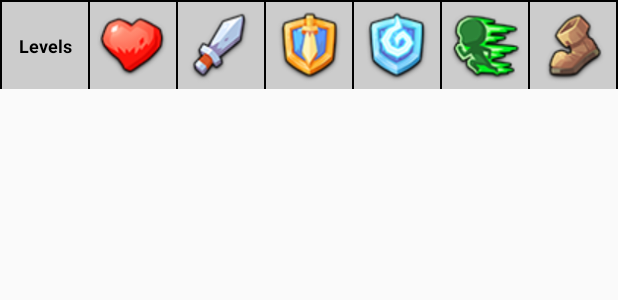
After one commit to cnkaptan/TMonsterWiki, an Android app: the layout item_layout_levels_header.xml on its own in the app's theme, with its tools: preview values and no code run, on a phone screen of 412 x 824 dp. The commit adds this screen. Shown: the top 300 px of the screen. Run offline under Robolectric (Android 15) with nearby library versions, the phone set to English and light mode, and no system bars; network calls fail.

Commit message:
Table implementation is changed

```diff
--- /dev/null
+++ b/app/src/main/res/drawable/table_divider.xml
@@ -0,0 +1,7 @@
+<?xml version="1.0" encoding="utf-8"?>
+<shape xmlns:android="http://schemas.android.com/apk/res/android"
+       android:shape="rectangle">
+    <size android:height="1dp" />
+    <size android:width="1dp" />
+    <solid android:color="@android:color/black" />
+</shape>
--- /dev/null
+++ b/app/src/main/res/layout/item_layout_levels_header.xml
@@ -0,0 +1,81 @@
+<?xml version="1.0" encoding="utf-8"?>
+
+<LinearLayout
+        xmlns:android="http://schemas.android.com/apk/res/android"
+        android:layout_width="match_parent"
+        android:layout_height="wrap_content"
+        android:orientation="vertical">
+
+    <View android:layout_width="match_parent"
+          android:layout_height="1dp"
+          android:background="@drawable/table_divider"/>
+
+    <LinearLayout
+            android:layout_width="match_parent"
+            android:layout_height="wrap_content"
+            android:orientation="horizontal"
+            android:divider="@drawable/table_divider"
+            android:showDividers="middle|beginning|end"
+            android:weightSum="7"
+            android:background="#CCCCCC">
+
+
+        <androidx.appcompat.widget.AppCompatTextView
+                android:layout_width="0dp"
+                android:layout_height="wrap_content"
+                android:layout_weight="1"
+                android:padding="@dimen/margin_4"
+                android:text="Levels"
+                style="@style/TableTextViewStyle.Bold"/>
+
+        <androidx.appcompat.widget.AppCompatImageView
+                android:layout_width="0dp"
+                android:layout_height="wrap_content"
+                android:layout_weight="1"
+                android:padding="@dimen/margin_4"
+                android:src="@drawable/icon_attr_hp"
+                style="@style/TableTextViewStyle.Bold"/>
+
+        <androidx.appcompat.widget.AppCompatImageView
+                android:layout_width="0dp"
+                android:layout_height="wrap_content"
+                android:layout_weight="1"
+                android:padding="@dimen/margin_4"
+                android:src="@drawable/icon_attr_dmg"
+                style="@style/TableTextViewStyle.Bold"/>
+
+        <androidx.appcompat.widget.AppCompatImageView
+                android:layout_width="0dp"
+                android:layout_height="wrap_content"
+                android:layout_weight="1"
+                android:padding="@dimen/margin_4"
+                android:src="@drawable/icon_attr_def_phy"
+                style="@style/TableTextViewStyle.Bold"/>
+
+        <androidx.appcompat.widget.AppCompatImageView
+                android:layout_width="0dp"
+                android:layout_height="wrap_content"
+                android:layout_weight="1"
+                android:padding="@dimen/margin_4"
+                android:src="@drawable/icon_attr_def_mag"
+                style="@style/TableTextViewStyle.Bold"/>
+
+        <androidx.appcompat.widget.AppCompatImageView
+                android:layout_width="0dp"
+                android:layout_height="wrap_content"
+                android:layout_weight="1"
+                android:padding="@dimen/margin_4"
+                android:src="@drawable/icon_attr_speed"
+                style="@style/TableTextViewStyle.Bold"/>
+
+        <androidx.appcompat.widget.AppCompatImageView
+                android:layout_width="0dp"
+                android:layout_height="wrap_content"
+                android:layout_weight="1"
+                android:padding="@dimen/margin_4"
+                android:src="@drawable/icon_attr_move"
+                style="@style/TableTextViewStyle.Bold"/>
+
+    </LinearLayout>
+
+</LinearLayout>
--- a/app/src/main/res/values/styles.xml
+++ b/app/src/main/res/values/styles.xml
@@ -8,4 +8,20 @@
         <item name="colorAccent">@color/colorAccent</item>
     </style>
 
+    <style name="TableTextViewStyle">
+        <item name="android:padding">2dp</item>
+        <item name="android:textSize">@dimen/textsize_12</item>
+        <item name="android:textColor">@android:color/black</item>
+        <item name="android:gravity">right</item>
+        <item name="android:layout_gravity">center_vertical</item>
+    </style>
+
+    <style name="TableTextViewStyle.Bold">
+        <item name="android:padding">2dp</item>
+        <item name="android:textColor">@android:color/black</item>
+        <item name="android:gravity">center</item>
+        <item name="android:layout_gravity">center_vertical</item>
+        <item name="android:textStyle">bold</item>
+    </style>
+
 </resources>
```
Also changed, not shown: app/src/main/java/com/cnkaptan/tmonsterswiki/ui/adapter/MonsterLevelAdapter.kt (+43 -11 lines), app/src/main/res/drawable/table_background.xml (added, +9 -0 lines), app/src/main/res/layout/activity_monster_detail.xml (+12 -14 lines), app/src/main/res/layout/item_layout_levels.xml (deleted, +0 -82 lines), app/src/main/res/layout/item_layout_levels_content.xml (added, +83 -0 lines), app/src/main/res/values/colors.xml (+8 -0 lines), app/src/main/res/values/dimens.xml (added, +14 -0 lines).
